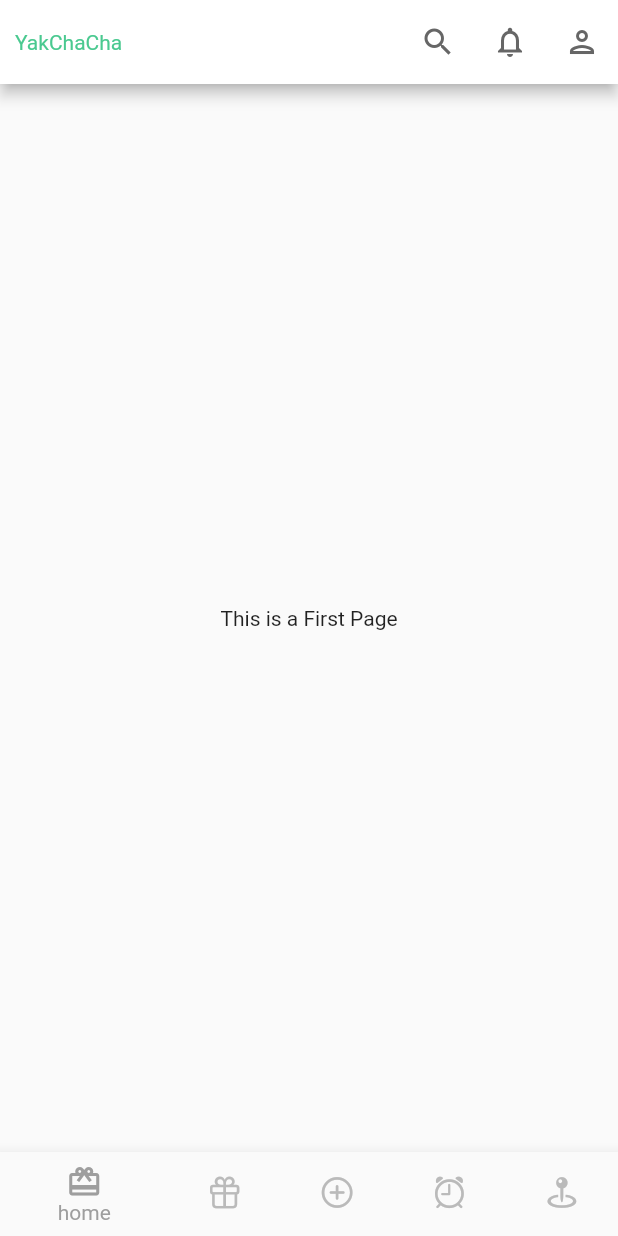
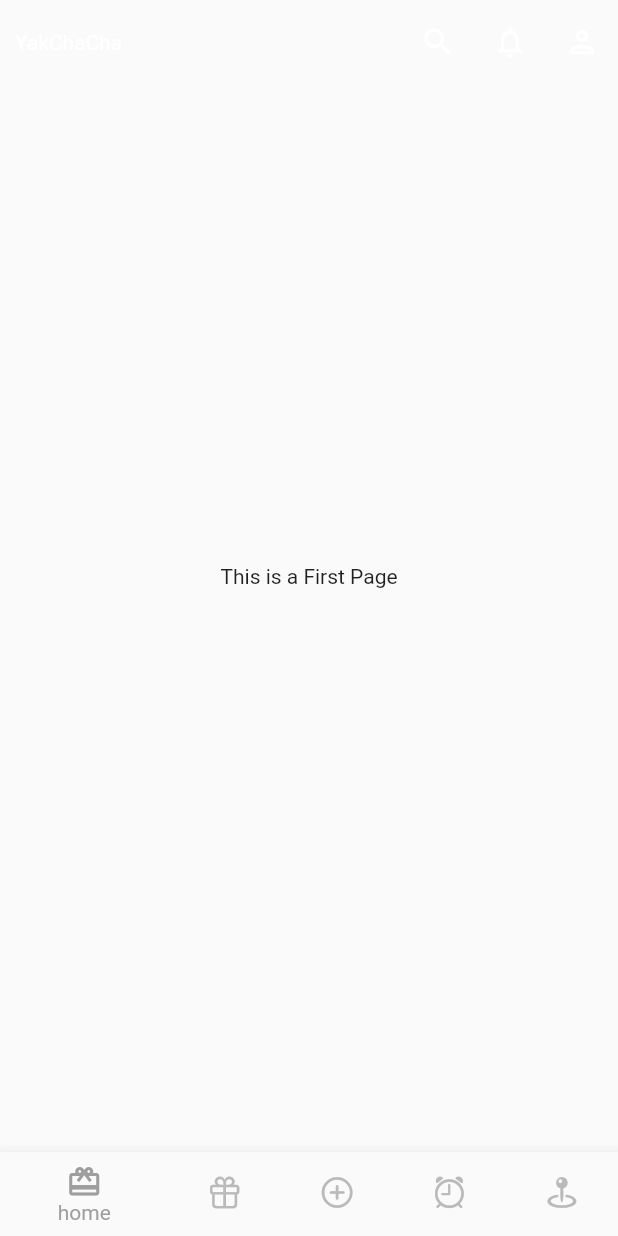
Before and after one commit to AI-FOR-ALL-I/YakChaCha, a Flutter app: the screen it shows after launch, on a phone screen of 412 x 824 dp. Run offline on Flutter 3.47's test engine with Material 2 defaults, Android fonts, the phone set to English and light mode, and no system bars; missing offline and left inert: kakao_flutter_sdk.

Commit message:
[S08P22A803-162] Feat: 알람 상세페이지(MyPill연동은 미완), TagWidget, 앱바(CutomMainAppBar & SimpleAppBar) 구현

```diff
--- a/frontend/lib/bottom_navigation.dart
+++ b/frontend/lib/bottom_navigation.dart
@@ -5,7 +5,7 @@ import 'package:frontend/screens/home_page.dart';
 import 'package:frontend/screens/drug_history_page.dart';
 import 'package:frontend/screens/alarm_page.dart';
 import 'package:frontend/screens/register_page.dart';
-import 'package:frontend/screens/search/text_search_page.dart';
+import 'package:frontend/widgets/common/custom_main_app_bar.dart';
 
 class BottomNavigation extends StatefulWidget {
   const BottomNavigation({Key? key}) : super(key: key);
@@ -34,41 +34,9 @@ class _BottomNavigationState extends State<BottomNavigation> {
   @override
   Widget build(BuildContext context) {
     return Scaffold(
-        appBar: AppBar(
-            leading: Center(
-              child: Padding(
-                padding: EdgeInsets.symmetric(horizontal: 10),
-                child: Text('YakChaCha',
-                    style: (TextStyle(
-                      color: Theme.of(context).colorScheme.background,
-                      overflow: TextOverflow.visible,
-                    )),
-                    softWrap: false,
-                    maxLines: 1),
-              ),
-            ),
-            actions: [
-              IconButton(
-                icon: Icon(Icons.search_outlined),
-                onPressed: () {
-                  Navigator.push(
-                      context,
-                      MaterialPageRoute(
-                          builder: (context) => TextSearchPage()));
-                },
-              ),
-              IconButton(
-                icon: Icon(Icons.notifications_outlined),
-                onPressed: () {},
-              ),
-              IconButton(
-                icon: Icon(Icons.person_outlined),
-                onPressed: () {},
-              ),
-            ],
-            backgroundColor: Colors.white,
-            iconTheme:
-                IconThemeData(color: Theme.of(context).colorScheme.secondary)),
+        appBar: CustomMainAppBar(isMain: _selectedIndex == 0 ? true : false),
+        extendBodyBehindAppBar:
+            _selectedIndex == 0 ? true : false, // main에서는 앱바가 바디에 올라가게끔
         body: pages[_selectedIndex],
         bottomNavigationBar: BottomNavigationBar(
           currentIndex: _selectedIndex,
--- /dev/null
+++ b/frontend/lib/widgets/common/custom_main_app_bar.dart
@@ -0,0 +1,54 @@
+import 'package:flutter/material.dart';
+import 'package:frontend/screens/search/text_search_page.dart';
+
+class CustomMainAppBar extends StatelessWidget implements PreferredSizeWidget {
+  const CustomMainAppBar({Key? key, required this.isMain}) : super(key: key);
+  final bool isMain; // Main화면에서는 투명한 앱바에 하얀 글씨
+  @override
+  Widget build(BuildContext context) {
+    return AppBar(
+        leading: Center(
+          child: Padding(
+            padding: EdgeInsets.symmetric(horizontal: 10),
+            child: Text('YakChaCha',
+                style: (TextStyle(
+                  color: isMain
+                      ? Colors.white
+                      : Theme.of(context).colorScheme.background,
+                  overflow: TextOverflow.visible,
+                )),
+                softWrap: false,
+                maxLines: 1),
+          ),
+        ),
+        actions: [
+          IconButton(
+            icon: Icon(
+              Icons.search_outlined,
+              color: isMain ? Colors.white : Colors.grey,
+            ),
+            onPressed: () {
+              Navigator.push(context,
+                  MaterialPageRoute(builder: (context) => TextSearchPage()));
+            },
+          ),
+          IconButton(
+            icon: Icon(Icons.notifications_outlined,
+                color: isMain ? Colors.white : Colors.grey),
+            onPressed: () {},
+          ),
+          IconButton(
+            icon: Icon(Icons.person_outlined,
+                color: isMain ? Colors.white : Colors.grey),
+            onPressed: () {},
+          ),
+        ],
+        backgroundColor: isMain ? Colors.transparent : Colors.white,
+        elevation: 0.0,
+        iconTheme:
+            IconThemeData(color: Theme.of(context).colorScheme.secondary));
+  }
+
+  @override
+  Size get preferredSize => Size.fromHeight(kToolbarHeight);
+}
```
Also changed, not shown: frontend/lib/screens/alarm/alarm_detail_page.dart (added, +97 -0 lines), frontend/lib/screens/search/text_search_page.dart (+2 -8 lines), frontend/lib/widgets/alarm/alarm_widget.dart (+15 -7 lines), frontend/lib/widgets/common/simple_app_bar.dart (added, +25 -0 lines), frontend/lib/widgets/common/tag_widget.dart (added, +33 -0 lines).
